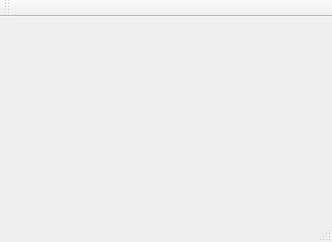
First picture: the form in mainwindow.ui, repository Modzel/zpp, before the edit.
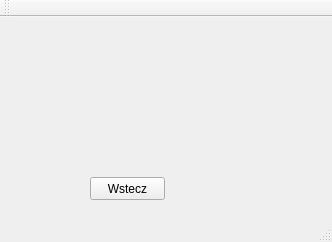
Second picture: the form after the edit.

What changed in the file:
```diff
--- a/mainwindow.ui
+++ b/mainwindow.ui
@@ -13,7 +13,21 @@
   <property name="windowTitle">
    <string>MainWindow</string>
   </property>
-  <widget class="QWidget" name="centralWidget"/>
+  <widget class="QWidget" name="centralWidget">
+   <widget class="QPushButton" name="backToMenuButton">
+    <property name="geometry">
+     <rect>
+      <x>90</x>
+      <y>160</y>
+      <width>75</width>
+      <height>23</height>
+     </rect>
+    </property>
+    <property name="text">
+     <string>Wstecz</string>
+    </property>
+   </widget>
+  </widget>
   <widget class="QToolBar" name="mainToolBar">
    <attribute name="toolBarArea">
     <enum>TopToolBarArea</enum>
```
